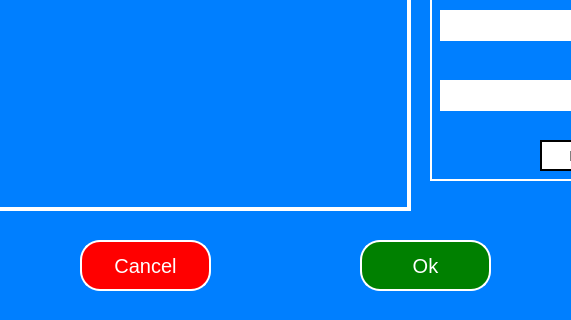
Before: the Qt Designer form pyqt5_files/workFlow_editor.ui in ChanJiaJin/SIT-CAPSTONE, drawn with Qt 5; both pictures show x 210 to 781 and y 480 to 800 of the 1000 by 800 pixel window.
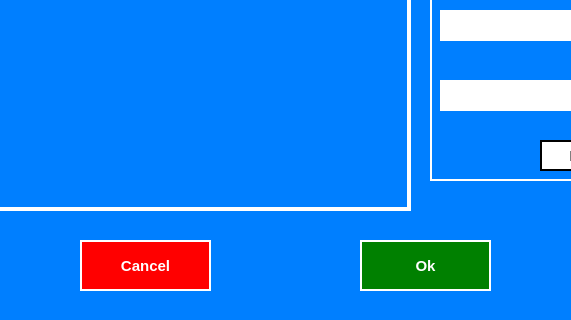
After: the same form once the commit is applied.

Commit message: Added issue and raise issue window. Changed issue board and work flow window.

```diff
--- a/pyqt5_files/workFlow_editor.ui
+++ b/pyqt5_files/workFlow_editor.ui
@@ -467,10 +467,11 @@
     </property>
     <property name="styleSheet">
      <string notr="true">background-color: green;
-border-radius: 20px;
 border: 2px solid white;
-color: white;
-font-size: 20px;</string>
+border-radius: none;
+font-size: 15px;
+font-weight: bold;
+color: white;</string>
     </property>
     <property name="text">
      <string>Ok</string>
@@ -487,10 +488,10 @@
     </property>
     <property name="styleSheet">
      <string notr="true">background-color: red;
-border-radius: 20px;
 border: 2px solid white;
-color: white;
-font-size: 20px;</string>
+border-radius: none;
+font-size: 15px;
+font-weight: bold</string>
     </property>
     <property name="text">
      <string>Cancel</string>
```
The commit also changes 3 other files.
